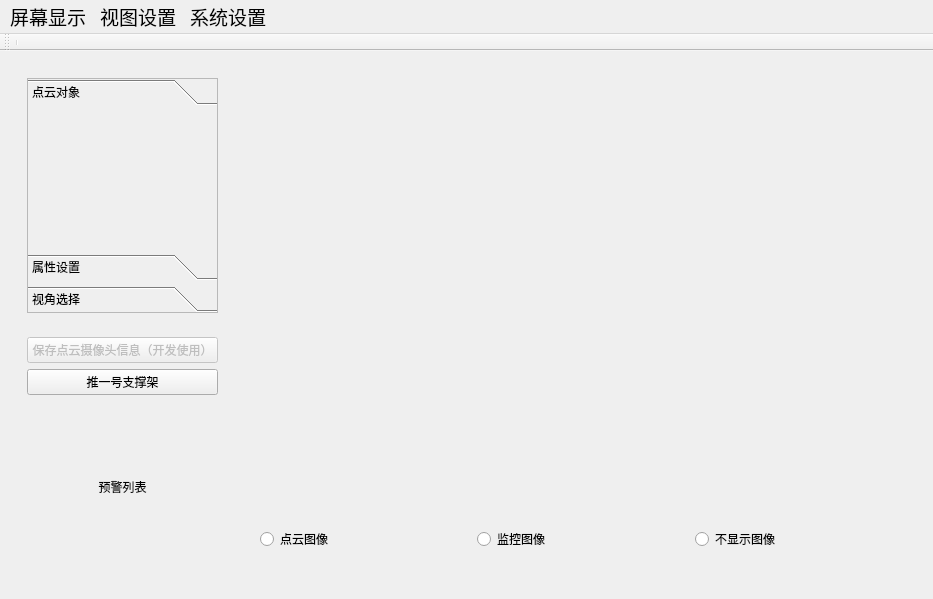
The window that ui/ui_initial_window_new3.ui (ez4jc/working_face_master) describes before a commit, drawn with Qt 5.
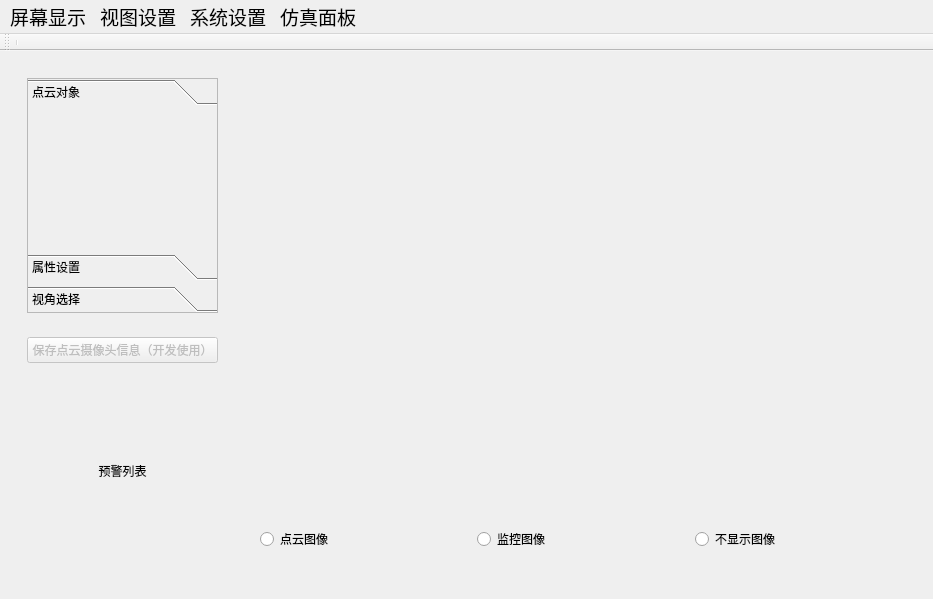
The same window after the commit. The open tabs and pages were chosen to show the change.

Commit message: 视角优化，初始视角载入；子窗口加入；支撑架控制面板精准控制移动功能开发完成；动画效果实现

The edit to the form file:
```diff
--- a/ui/ui_initial_window_new3.ui
+++ b/ui/ui_initial_window_new3.ui
@@ -406,13 +406,6 @@
                   </property>
                  </widget>
                 </item>
-                <item>
-                 <widget class="QPushButton" name="pushButton_pushSupport">
-                  <property name="text">
-                   <string>推一号支撑架</string>
-                  </property>
-                 </widget>
-                </item>
                 <item>
                  <widget class="QLabel" name="label">
                   <property name="text">
@@ -542,9 +535,16 @@
     </property>
     <addaction name="about_us_action"/>
    </widget>
+   <widget class="QMenu" name="menu_3">
+    <property name="title">
+     <string>仿真面板</string>
+    </property>
+    <addaction name="action_supportControler"/>
+   </widget>
    <addaction name="menu_1"/>
    <addaction name="menu"/>
    <addaction name="menu_2"/>
+   <addaction name="menu_3"/>
   </widget>
   <widget class="QToolBar" name="top_tool_bar">
    <property name="sizePolicy">
```
Left out of the diff: 17 changed lines with no effect on the pictures. The commit also changes 18 other files.
